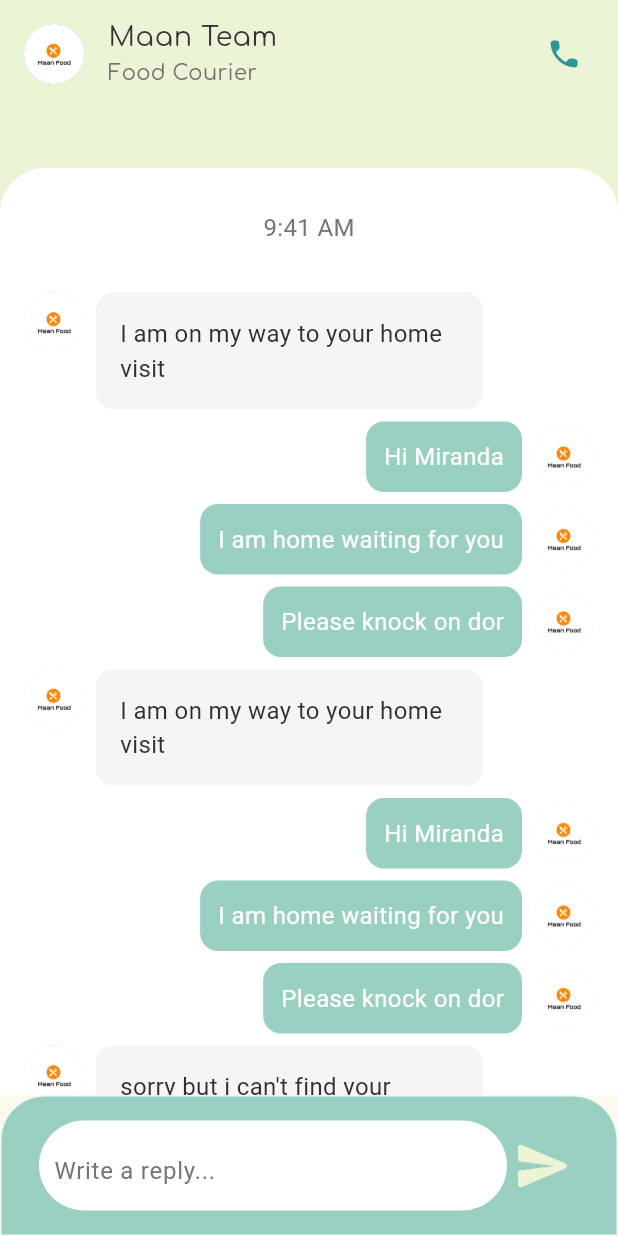
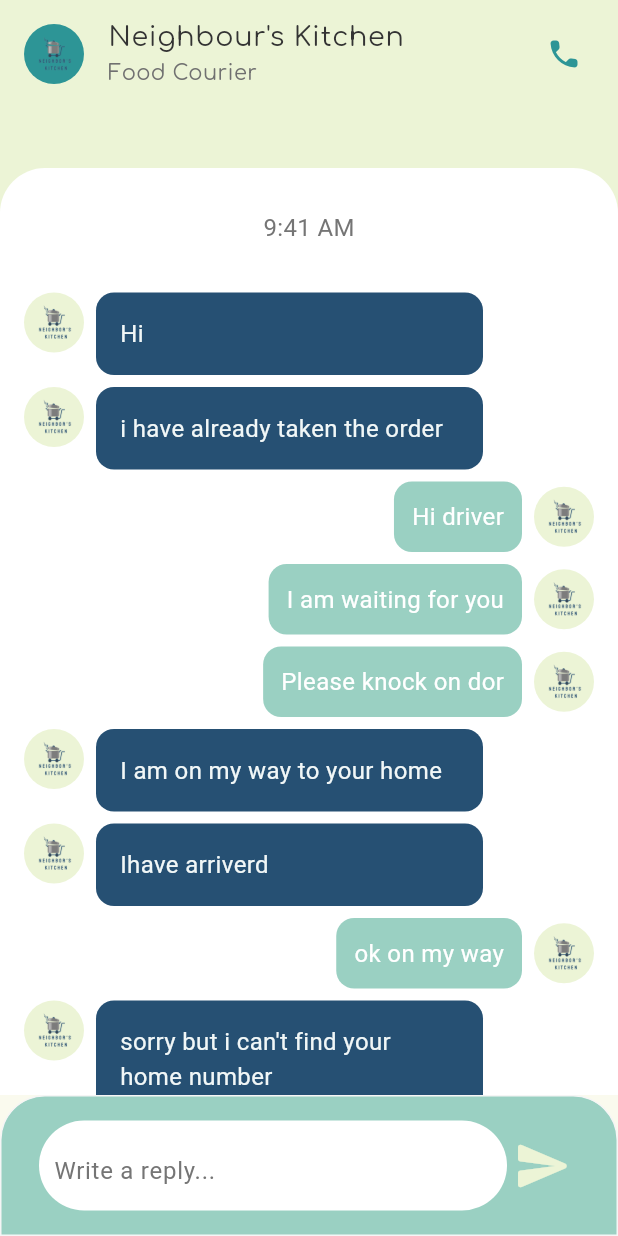
Before and after one commit to mohamadhammdancs/graduationproject, a Flutter app: the TrackOrder screen opened directly, after a tap on the "chat bubble" icon, on a phone screen of 412 x 824 dp. Run offline on Flutter 3.47's test engine with Material 3 defaults, Android fonts, the phone set to English and light mode, and no system bars; drawn by our look-alikes of nb_utils; our stand-ins replace country_code_picker, flutter_credit_card, flutter_rating_bar, flutter_snake_navigationbar, font_awesome_flutter, google_fonts and 1 more; statements that could not run were skipped.

Commit message:
slight change1

```diff
--- a/lib/home/kitchen_details.dart
+++ b/lib/home/kitchen_details.dart
@@ -74,7 +74,6 @@
                               topRight: Radius.circular(30.0)),
                           color: Colors.white,
                         ),
-                        child: SingleChildScrollView(
                         child: Column(
                           children: [
                             const SizedBox(
@@ -139,7 +138,7 @@
                             const SizedBox(
                               height: 10.0,
                             ),
-                              Divider(
+                            const Divider(
                               endIndent: 20,
                               indent: 20,
                               color: KSecondryHighContrast,
@@ -147,7 +146,7 @@
                             Padding(
                               padding: const EdgeInsets.all(8.0),
                               child: SizedBox(
-                                  height: 1000,
+                                height: context.height(),
                                 child: ListView.builder(
                                     physics:
                                         const NeverScrollableScrollPhysics(),
@@ -160,7 +159,6 @@
                               ),
                             )
                           ],
-                          ),
                         ),
                       ),
                     ],
--- a/lib/screens/Authentication/sign_up.dart
+++ b/lib/screens/Authentication/sign_up.dart
@@ -17,7 +17,7 @@
   Widget build(BuildContext context) {
     return SafeArea(
       child: Scaffold(
-        resizeToAvoidBottomInset: false,
+
         body: Stack(
           children: [
             Container(
--- a/lib/screens/Checkout/checkout_screen.dart
+++ b/lib/screens/Checkout/checkout_screen.dart
@@ -159,7 +159,9 @@
                                                 "Go Back",
                                                 style: kTextStyle.copyWith(
                                                     color: kGreyTextColor),
-                                              ),
+                                              ).onTap(() {
+                                                Navigator.pop(context);
+                                              }),
                                             ],
                                           ),
                                         ],
--- a/lib/screens/Checkout/track_order.dart
+++ b/lib/screens/Checkout/track_order.dart
@@ -29,12 +29,14 @@
             ),
             Row(
               children: [
-                const Padding(
+                Padding(
                   padding: EdgeInsets.all(20.0),
                   child: Icon(
                     Icons.arrow_back,
                     color: KDarkBlue,
-                  ),
+                  ).onTap(() {
+                    Navigator.pop(context);
+                  }),
                 ),
                 Text(
                   'Track Your Order',
@@ -90,8 +92,9 @@
                           padding: EdgeInsets.only(left: 8.0),
                           child: CircleAvatar(
                             radius: 30.0,
+                            backgroundColor: KMainColorr,
                             child: Image(
-                              image: AssetImage('images/round_logo.png'),
+                              image: AssetImage('images/logo1.png'),
                               fit: BoxFit.cover,
                             ),
                           ),
--- a/lib/screens/Orders/Util/data_provider.dart
+++ b/lib/screens/Orders/Util/data_provider.dart
@@ -2,16 +2,18 @@
 
 List<RiderInboxData> maanInboxChatDataList() {
   List<RiderInboxData> list = [];
-  list.add(RiderInboxData(id: 0, message: 'i have already taken medicine'));
-  list.add(RiderInboxData(id: 1, message: 'Hi Kaixa, have you taken your pills yet?'));
-  list.add(RiderInboxData(id: 1, message: 'sorry but i can\'t find your home number'));
+
+  list.add(RiderInboxData(id: 1, message: 'ok'));
+  list.add(RiderInboxData(id: 0, message: 'its apartmant 2'));
+  list.add(RiderInboxData(
+      id: 1, message: 'sorry but i can\'t find your home number'));
+  list.add(RiderInboxData(id: 0, message: 'ok on my way'));
+  list.add(RiderInboxData(id: 1, message: 'Ihave arriverd'));
+  list.add(RiderInboxData(id: 1, message: 'I am on my way to your home'));
   list.add(RiderInboxData(id: 0, message: 'Please knock on dor'));
-  list.add(RiderInboxData(id: 0, message: 'I am home waiting for you'));
-  list.add(RiderInboxData(id: 0, message: 'Hi Miranda'));
-  list.add(RiderInboxData(id: 1, message: 'I am on my way to your home visit'));
-  list.add(RiderInboxData(id: 0, message: 'Please knock on dor'));
-  list.add(RiderInboxData(id: 0, message: 'I am home waiting for you'));
-  list.add(RiderInboxData(id: 0, message: 'Hi Miranda'));
-  list.add(RiderInboxData(id: 1, message: 'I am on my way to your home visit'));
+  list.add(RiderInboxData(id: 0, message: 'I am waiting for you'));
+  list.add(RiderInboxData(id: 0, message: 'Hi driver'));
+  list.add(RiderInboxData(id: 1, message: 'i have already taken the order'));
+  list.add(RiderInboxData(id: 1, message: 'Hi'));
   return list;
 }
--- a/lib/screens/Orders/order_review.dart
+++ b/lib/screens/Orders/order_review.dart
@@ -72,7 +72,7 @@
                         const CircleAvatar(
                           radius: 40.0,
                           child: Image(
-                            image: AssetImage('images/round_logo.png'),
+                            image: AssetImage('images/logo1.png'),
                             fit: BoxFit.cover,
                           ),
                         ),
--- a/lib/screens/Orders/order_schat.dart
+++ b/lib/screens/Orders/order_schat.dart
@@ -120,12 +120,12 @@
                       leading: const CircleAvatar(
                         backgroundColor: KSecondryHighContrast,
                         child: Image(
-                          image: AssetImage('images/round_logo.png'),
+                          image: AssetImage('images/logo1.png'),
                           fit: BoxFit.cover,
                         ),
                       ),
                       title: Text(
-                        'Maan Team',
+                        'Neighbour\'s Kitchen',
                         style: kTextStyle.copyWith(
                             color: kTitleColor, fontSize: 18.0),
                       ),
@@ -192,10 +192,11 @@
                                           ),
                                           8.width,
                                           const CircleAvatar(
+                                              backgroundColor: KMainColorr,
                                               radius: 20,
                                               child: Image(
                                                 image: AssetImage(
-                                                    'images/round_logo.png'),
+                                                    'images/logo1.png'),
                                                 fit: BoxFit.cover,
                                               )),
                                         ],
@@ -213,10 +214,11 @@
                                             CrossAxisAlignment.start,
                                         children: [
                                           const CircleAvatar(
+                                              backgroundColor: KMainColorr,
                                               radius: 20,
                                               child: Image(
                                                 image: AssetImage(
-                                                    'images/round_logo.png'),
+                                                    'images/logo1.png'),
                                                 fit: BoxFit.cover,
                                               )),
                                           8.width,
@@ -224,14 +226,14 @@
                                             decoration:
                                                 boxDecorationWithRoundedCorners(
                                               borderRadius: radius(12.0),
-                                              backgroundColor:
-                                                  Colors.grey.shade100,
+                                              backgroundColor: KDarkBlue,
                                             ),
                                             padding: const EdgeInsets.all(16.0),
                                             child: Text(
                                                 (data[index].message)
                                                     .validate(),
-                                                style: primaryTextStyle()),
+                                                style: primaryTextStyle(
+                                                    color: kDarkWhite)),
                                           ).paddingOnly(right: 42.0).expand(),
                                         ],
                                       ),
```
Also changed, not shown: lib/Cards/kitchen_dishes_card.dart (+4 -4 lines), lib/GlobalComponents/product_data.dart (+10 -9 lines). Lines whose indentation alone changed are shown as unchanged.
